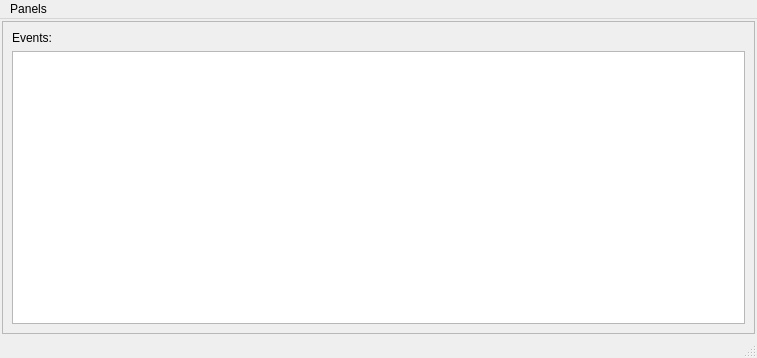
The window that Projects/Inspector/MainWindow.ui (ezEngine/ezEngine) describes before a commit, drawn with Qt 5.
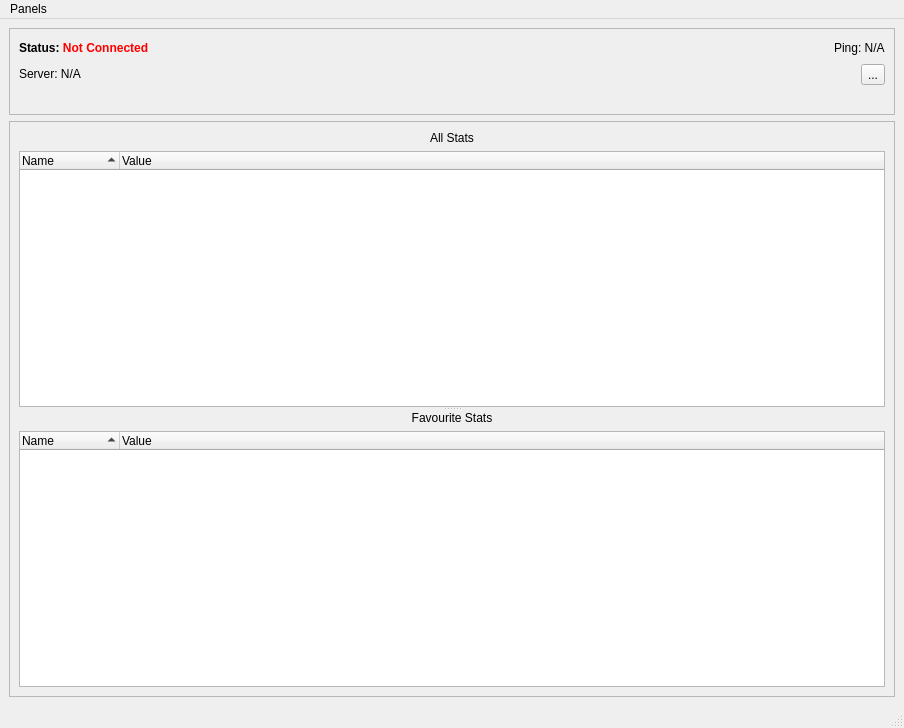
The same window after the commit. Icons and pictures are not drawn.

Commit message: ezInspector cosmetic changes:   * Removed the General/Config widget, moved its functionality into the main window   * Moved the Stats widget stuff into the main windows central widget   * Removed the StatsWidget   * Fixed save/restore of the window size and state   * Removed the 'Events' section from the main window.   * Moved the 'Subsystem' stuff from the General widget into its own dockwidget.

```diff
--- a/Projects/Inspector/MainWindow.ui
+++ b/Projects/Inspector/MainWindow.ui
@@ -6,8 +6,8 @@
    <rect>
     <x>0</x>
     <y>0</y>
-    <width>757</width>
-    <height>358</height>
+    <width>904</width>
+    <height>728</height>
    </rect>
   </property>
   <property name="windowTitle">
@@ -33,31 +33,176 @@
      <height>1</height>
     </size>
    </property>
-   <layout class="QVBoxLayout" name="verticalLayout_2">
-    <property name="spacing">
-     <number>0</number>
-    </property>
-    <property name="margin">
-     <number>2</number>
-    </property>
+   <layout class="QVBoxLayout" name="verticalLayout_4">
     <item>
-     <widget class="QFrame" name="frame">
+     <widget class="QFrame" name="frame_2">
       <property name="frameShape">
        <enum>QFrame::StyledPanel</enum>
       </property>
       <property name="frameShadow">
        <enum>QFrame::Plain</enum>
       </property>
-      <layout class="QVBoxLayout" name="verticalLayout">
+      <layout class="QVBoxLayout" name="verticalLayout_3">
        <item>
-        <widget class="QLabel" name="label">
+        <layout class="QHBoxLayout" name="horizontalLayout_3">
+         <item>
+          <widget class="QLabel" name="LabelStatus">
+           <property name="text">
+            <string>&lt;html&gt;&lt;head/&gt;&lt;body&gt;&lt;p&gt;&lt;span style=&quot; font-weight:600;&quot;&gt;Status: &lt;/span&gt;&lt;span style=&quot; font-weight:600; color:#ff0000;&quot;&gt;Not Connected&lt;/span&gt;&lt;/p&gt;&lt;/body&gt;&lt;/html&gt;</string>
+           </property>
+          </widget>
+         </item>
+         <item>
+          <spacer name="horizontalSpacer">
+           <property name="orientation">
+            <enum>Qt::Horizontal</enum>
+           </property>
+           <property name="sizeHint" stdset="0">
+            <size>
+             <width>40</width>
+             <height>20</height>
+            </size>
+           </property>
+          </spacer>
+         </item>
+         <item>
+          <widget class="QLabel" name="LabelPing">
+           <property name="text">
+            <string>&lt;html&gt;&lt;head/&gt;&lt;body&gt;&lt;p&gt;Ping: N/A&lt;/p&gt;&lt;/body&gt;&lt;/html&gt;</string>
+           </property>
+          </widget>
+         </item>
+        </layout>
+       </item>
+       <item>
+        <layout class="QHBoxLayout" name="horizontalLayout_4">
+         <item>
+          <widget class="QLabel" name="LabelServer">
+           <property name="text">
+            <string>&lt;html&gt;&lt;head/&gt;&lt;body&gt;&lt;p&gt;Server: N/A&lt;/p&gt;&lt;/body&gt;&lt;/html&gt;</string>
+           </property>
+          </widget>
+         </item>
+         <item>
+          <widget class="QToolButton" name="ButtonConnect">
+           <property name="text">
+            <string>...</string>
+           </property>
+          </widget>
+         </item>
+        </layout>
+       </item>
+       <item>
+        <widget class="QLabel" name="LabelAppName">
          <property name="text">
-          <string>Events:</string>
+          <string/>
          </property>
         </widget>
        </item>
+      </layout>
+     </widget>
+    </item>
+    <item>
+     <widget class="QFrame" name="frame">
+      <property name="frameShape">
+       <enum>QFrame::StyledPanel</enum>
+      </property>
+      <property name="frameShadow">
+       <enum>QFrame::Plain</enum>
+      </property>
+      <layout class="QHBoxLayout" name="horizontalLayout_2">
        <item>
-        <widget class="QListWidget" name="ListAppLog"/>
+        <widget class="QSplitter" name="splitter">
+         <property name="orientation">
+          <enum>Qt::Vertical</enum>
+         </property>
+         <widget class="QWidget" name="layoutWidget">
+          <layout class="QVBoxLayout" name="verticalLayout_2">
+           <item>
+            <widget class="QLabel" name="label_2">
+             <property name="text">
+              <string>All Stats</string>
+             </property>
+             <property name="alignment">
+              <set>Qt::AlignCenter</set>
+             </property>
+            </widget>
+           </item>
+           <item>
+            <widget class="QTreeWidget" name="TreeStats">
+             <property name="editTriggers">
+              <set>QAbstractItemView::NoEditTriggers</set>
+             </property>
+             <property name="uniformRowHeights">
+              <bool>true</bool>
+             </property>
+             <property name="sortingEnabled">
+              <bool>true</bool>
+             </property>
+             <property name="columnCount">
+              <number>2</number>
+             </property>
+             <attribute name="headerMinimumSectionSize">
+              <number>100</number>
+             </attribute>
+             <column>
+              <property name="text">
+               <string>Name</string>
+              </property>
+             </column>
+             <column>
+              <property name="text">
+               <string>Value</string>
+              </property>
+             </column>
+            </widget>
+           </item>
+          </layout>
+         </widget>
+         <widget class="QWidget" name="layoutWidget_2">
+          <layout class="QVBoxLayout" name="verticalLayout">
+           <item>
+            <widget class="QLabel" name="label">
+             <property name="text">
+              <string>Favourite Stats</string>
+             </property>
+             <property name="alignment">
+              <set>Qt::AlignCenter</set>
+             </property>
+            </widget>
+           </item>
+           <item>
+            <widget class="QTreeWidget" name="TreeFavourites">
+             <property name="editTriggers">
+              <set>QAbstractItemView::NoEditTriggers</set>
+             </property>
+             <property name="uniformRowHeights">
+              <bool>true</bool>
+             </property>
+             <property name="sortingEnabled">
+              <bool>true</bool>
+             </property>
+             <property name="columnCount">
+              <number>2</number>
+             </property>
+             <attribute name="headerMinimumSectionSize">
+              <number>100</number>
+             </attribute>
+             <column>
+              <property name="text">
+               <string>Name</string>
+              </property>
+             </column>
+             <column>
+              <property name="text">
+               <string>Value</string>
+              </property>
+             </column>
+            </widget>
+           </item>
+          </layout>
+         </widget>
+        </widget>
        </item>
       </layout>
      </widget>
@@ -70,8 +215,8 @@
     <rect>
      <x>0</x>
      <y>0</y>
-     <width>757</width>
-     <height>21</height>
+     <width>904</width>
+     <height>26</height>
     </rect>
    </property>
    <widget class="QMenu" name="menuWindows">
```
Left out of the diff: 23 changed lines with no effect on the pictures. The commit also changes 23 other files.
